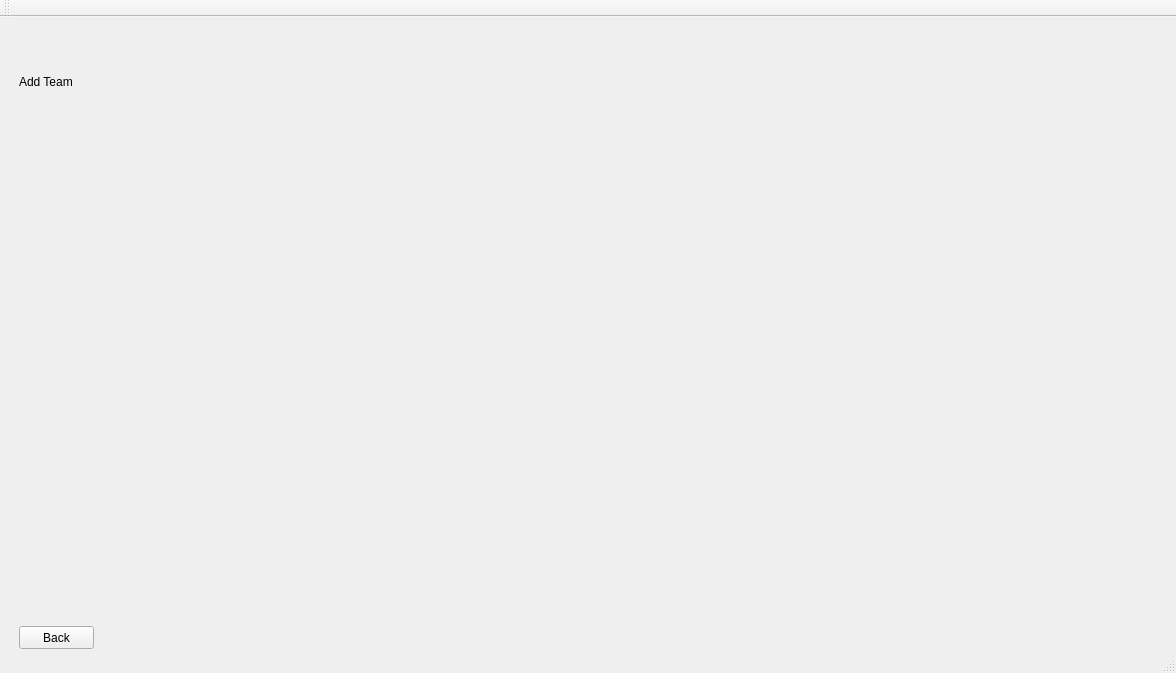
The window that NBABasketball/mainwindow.ui (ivanOzerets/Project2) describes before a commit, drawn with Qt 5.
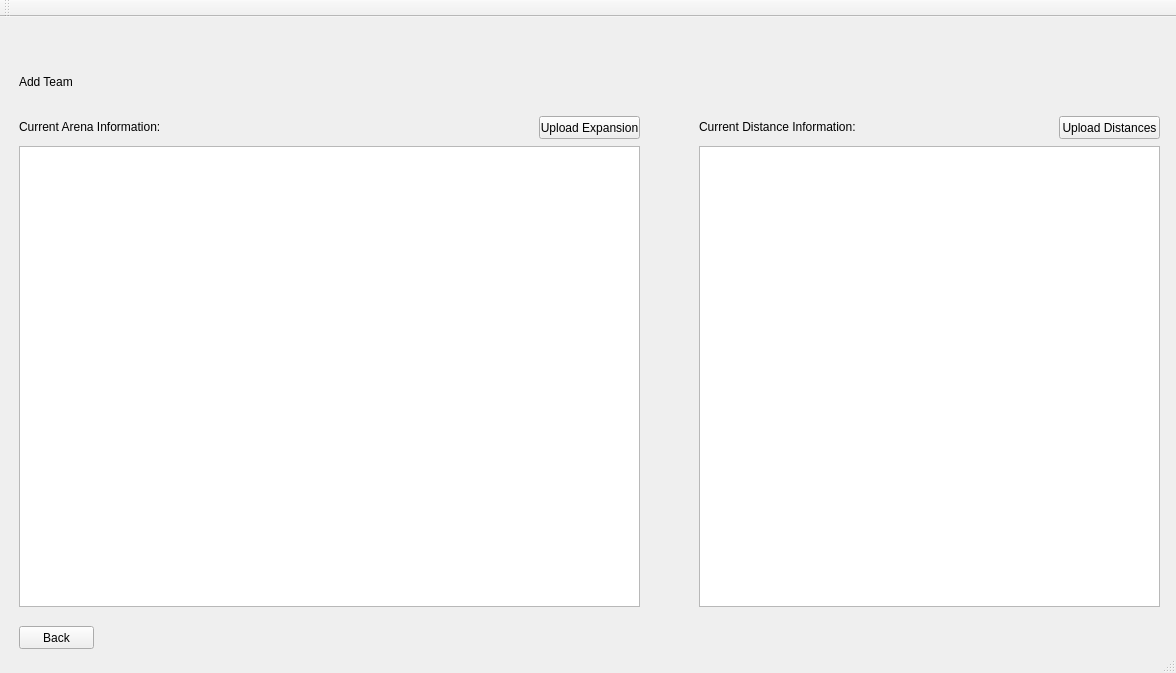
The same window after the commit. The open tabs and pages were chosen to show the change.

Patch:
```diff
--- a/NBABasketball/mainwindow.ui
+++ b/NBABasketball/mainwindow.ui
@@ -167,6 +167,84 @@
        <string>Back</string>
       </property>
      </widget>
+     <widget class="QLabel" name="atCurrentArenaInformationLabel">
+      <property name="geometry">
+       <rect>
+        <x>10</x>
+        <y>80</y>
+        <width>251</width>
+        <height>41</height>
+       </rect>
+      </property>
+      <property name="styleSheet">
+       <string notr="true">font: 16pt &quot;Arial&quot;;</string>
+      </property>
+      <property name="text">
+       <string>Current Arena Information:</string>
+      </property>
+     </widget>
+     <widget class="QTreeView" name="addExpansionTreeView">
+      <property name="geometry">
+       <rect>
+        <x>10</x>
+        <y>120</y>
+        <width>621</width>
+        <height>461</height>
+       </rect>
+      </property>
+     </widget>
+     <widget class="QPushButton" name="uploadExpansionPushButton">
+      <property name="geometry">
+       <rect>
+        <x>530</x>
+        <y>90</y>
+        <width>101</width>
+        <height>23</height>
+       </rect>
+      </property>
+      <property name="text">
+       <string>Upload Expansion</string>
+      </property>
+     </widget>
+     <widget class="QTreeView" name="addDistanceTreeView">
+      <property name="geometry">
+       <rect>
+        <x>690</x>
+        <y>120</y>
+        <width>461</width>
+        <height>461</height>
+       </rect>
+      </property>
+     </widget>
+     <widget class="QLabel" name="atCurrentArenaInformationLabel_2">
+      <property name="geometry">
+       <rect>
+        <x>690</x>
+        <y>80</y>
+        <width>281</width>
+        <height>41</height>
+       </rect>
+      </property>
+      <property name="styleSheet">
+       <string notr="true">font: 16pt &quot;Arial&quot;;</string>
+      </property>
+      <property name="text">
+       <string>Current Distance Information:</string>
+      </property>
+     </widget>
+     <widget class="QPushButton" name="uploadDistancePushButton">
+      <property name="geometry">
+       <rect>
+        <x>1050</x>
+        <y>90</y>
+        <width>101</width>
+        <height>23</height>
+       </rect>
+      </property>
+      <property name="text">
+       <string>Upload Distances</string>
+      </property>
+     </widget>
     </widget>
     <widget class="QWidget" name="page_4">
      <widget class="QLabel" name="changeSouvenirPricesLabel">
```
Left out of the diff: 18 changed lines with no effect on the pictures.
